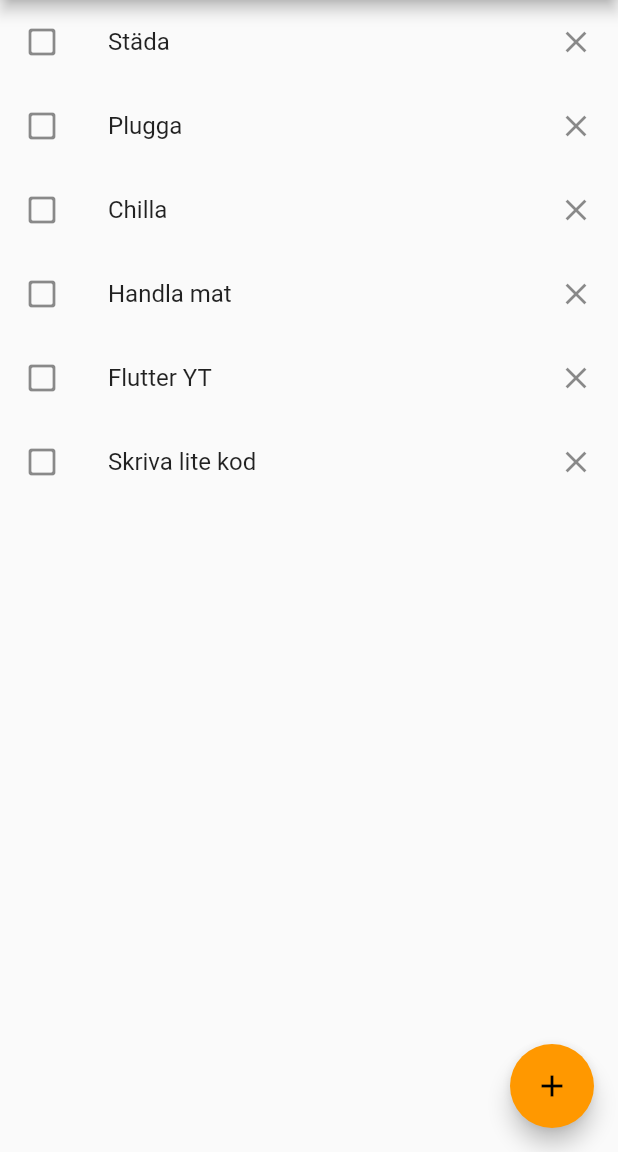
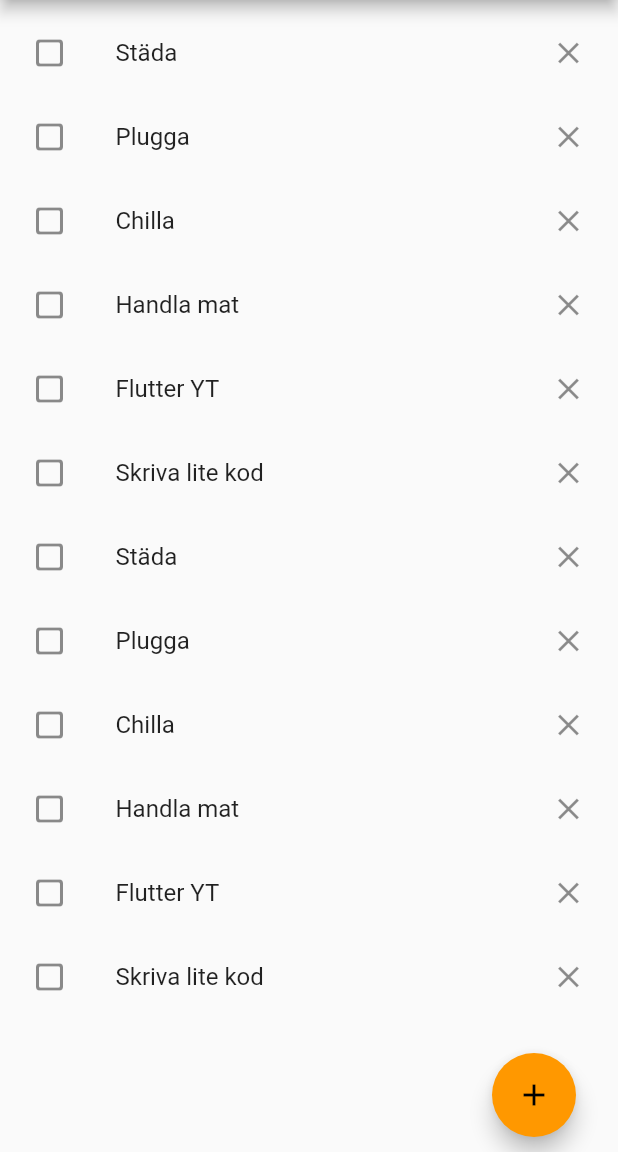
Before and after one commit to gu-tig169-ht21/gusskojos, a Flutter app: the screen it shows after launch, on a phone screen of 412 x 824 dp, the part 84-1236 px from its top. Run offline on Flutter 3.47's test engine with Material 2 defaults, Android fonts, the phone set to English and light mode, and no system bars; missing offline and left inert: dart:ffi.

Commit message:
Added border and add button in bottom part of screen

```diff
--- a/lib/main.dart
+++ b/lib/main.dart
@@ -1,3 +1,5 @@
+import 'dart:ffi';
+
 import 'package:flutter/material.dart';
 
 void main() => runApp(const MyApp());
@@ -38,8 +40,12 @@ class MainView extends StatelessWidget {
           ),
         ],
       ),
-      body: _list(),
-      floatingActionButton: Container(
+      body: Container(
+          padding: EdgeInsets.all(5),
+          margin: EdgeInsets.only(top: 2),
+          child: _list()),
+      bottomNavigationBar: Container(
+        margin: EdgeInsets.only(top: 10, left: 300, bottom: 10),
         child: FloatingActionButton(
             child: Icon(Icons.add),
             onPressed: () => print('Add button was pressed')),
@@ -51,6 +57,12 @@ class MainView extends StatelessWidget {
 Widget _list() {
   //Static Todo list for UI purpose
   var list = [
+    'Städa',
+    'Plugga',
+    'Chilla',
+    'Handla mat',
+    'Flutter YT',
+    'Skriva lite kod',
     'Städa',
     'Plugga',
     'Chilla',
```
